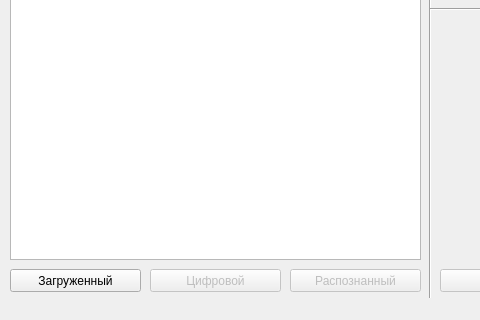
Above: TestingSystem.ui from Kudesunik/TestingSystem before the change; both pictures show x 0 to 480 and y 280 to 600 of the 800 by 600 pixel window. Below: the same form after it.
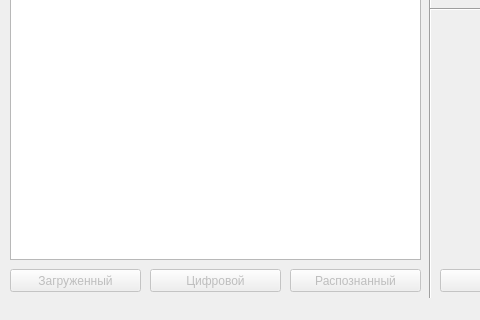
That is the form after the change.

Patch:
```diff
--- a/TestingSystem.ui
+++ b/TestingSystem.ui
@@ -42,7 +42,7 @@
    </widget>
    <widget class="QPushButton" name="loadedImageButton">
     <property name="enabled">
-     <bool>true</bool>
+     <bool>false</bool>
     </property>
     <property name="geometry">
      <rect>
```
